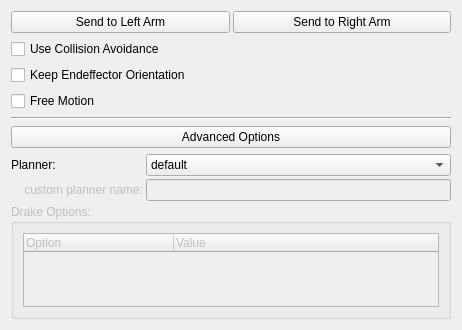
Old version of the form vigir_ocs_base_3d_view/src/ui/cartesian_motion_widget.ui in the repository team-vigir/vigir_ocs_common.
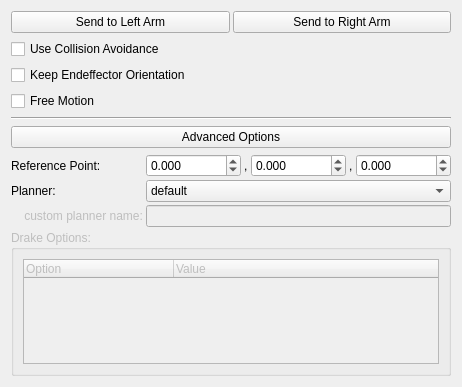
New version of the form.

Commit message: added reference point input to cartesian motion widget

```diff
--- a/vigir_ocs_base_3d_view/src/ui/cartesian_motion_widget.ui
+++ b/vigir_ocs_base_3d_view/src/ui/cartesian_motion_widget.ui
@@ -7,7 +7,7 @@
     <x>0</x>
     <y>0</y>
     <width>462</width>
-    <height>330</height>
+    <height>387</height>
    </rect>
   </property>
   <property name="windowTitle">
@@ -100,7 +100,7 @@
       <property name="spacing">
        <number>3</number>
       </property>
-      <item row="0" column="1">
+      <item row="1" column="1">
        <widget class="QComboBox" name="comboBox_Planner">
         <property name="editable">
          <bool>false</bool>
@@ -122,14 +122,14 @@
         </item>
        </widget>
       </item>
-      <item row="0" column="0">
+      <item row="1" column="0">
        <widget class="QLabel" name="label_Planner">
         <property name="text">
          <string>Planner:</string>
         </property>
        </widget>
       </item>
-      <item row="1" column="0">
+      <item row="2" column="0">
        <widget class="QLabel" name="label_CustomPlanner">
         <property name="enabled">
          <bool>false</bool>
@@ -139,14 +139,14 @@
         </property>
        </widget>
       </item>
-      <item row="1" column="1">
+      <item row="2" column="1">
        <widget class="QLineEdit" name="lineEdit_CustomPlanner">
         <property name="enabled">
          <bool>false</bool>
         </property>
        </widget>
       </item>
-      <item row="2" column="0" colspan="2">
+      <item row="3" column="0" colspan="2">
        <widget class="QGroupBox" name="groupBox_DrakeOptions">
         <property name="enabled">
          <bool>false</bool>
@@ -196,6 +196,79 @@
         </layout>
        </widget>
       </item>
+      <item row="0" column="0">
+       <widget class="QLabel" name="label_ReferencePoint">
+        <property name="text">
+         <string>Reference Point:</string>
+        </property>
+       </widget>
+      </item>
+      <item row="0" column="1">
+       <layout class="QHBoxLayout" name="horizontalLayout_2" stretch="1,0,1,0,1">
+        <item>
+         <widget class="QDoubleSpinBox" name="spinBox_ReferencePointX">
+          <property name="decimals">
+           <number>3</number>
+          </property>
+          <property name="minimum">
+           <double>-10.000000000000000</double>
+          </property>
+          <property name="maximum">
+           <double>10.000000000000000</double>
+          </property>
+          <property name="singleStep">
+           <double>0.050000000000000</double>
+          </property>
+         </widget>
+        </item>
+        <item>
+         <widget class="QLabel" name="label_Comma1">
+          <property name="text">
+           <string>,</string>
+          </property>
+         </widget>
+        </item>
+        <item>
+         <widget class="QDoubleSpinBox" name="spinBox_ReferencePointY">
+          <property name="decimals">
+           <number>3</number>
+          </property>
+          <property name="minimum">
+           <double>-10.000000000000000</double>
+          </property>
+          <property name="maximum">
+           <double>10.000000000000000</double>
+          </property>
+          <property name="singleStep">
+           <double>0.050000000000000</double>
+          </property>
+         </widget>
+        </item>
+        <item>
+         <widget class="QLabel" name="label_Comma2">
+          <property name="text">
+           <string>,</string>
+          </property>
+         </widget>
+        </item>
+        <item>
+         <widget class="QDoubleSpinBox" name="spinBox_ReferencePointZ">
+          <property name="decimals">
+           <number>3</number>
+          </property>
+          <property name="minimum">
+           <double>-10.000000000000000</double>
+          </property>
+          <property name="maximum">
+           <double>10.000000000000000</double>
+          </property>
+          <property name="singleStep">
+           <double>0.050000000000000</double>
+          </property>
+         </widget>
+        </item>
+       </layout>
+      </item>
      </layout>
     </widget>
    </item>
```
Left out of the diff: 11 changed lines with no effect on the pictures. The commit also changes 4 other files.
